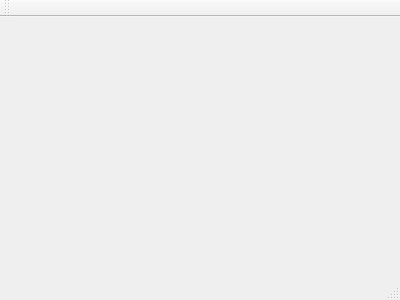
First picture: the form in anApp2/mainwindow.ui, repository anrongwn/anP2P, before the edit.
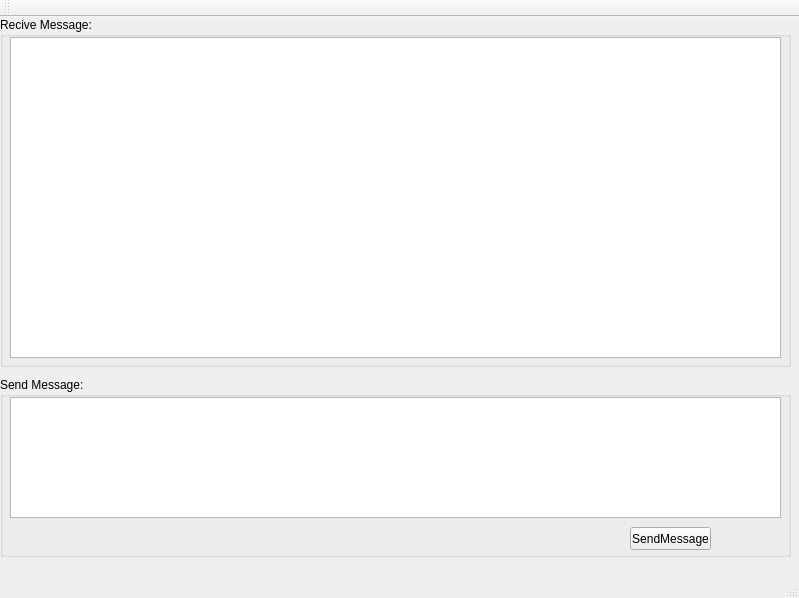
Second picture: the form after the edit.

What changed in the file:
```diff
--- a/anApp2/mainwindow.ui
+++ b/anApp2/mainwindow.ui
@@ -1,24 +1,99 @@
 <ui version="4.0">
  <class>MainWindow</class>
- <widget class="QMainWindow" name="MainWindow" >
-  <property name="geometry" >
+ <widget class="QMainWindow" name="MainWindow">
+  <property name="geometry">
    <rect>
     <x>0</x>
     <y>0</y>
-    <width>400</width>
-    <height>300</height>
+    <width>799</width>
+    <height>598</height>
    </rect>
   </property>
   <property name="windowTitle" >
    <string>MainWindow</string>
   </property>
-  <widget class="QMenuBar" name="menuBar" />
-  <widget class="QToolBar" name="mainToolBar" />
-  <widget class="QWidget" name="centralWidget" />
-  <widget class="QStatusBar" name="statusBar" />
+  <widget class="QWidget" name="centralWidget">
+   <widget class="QGroupBox" name="groupBox">
+    <property name="geometry">
+     <rect>
+      <x>0</x>
+      <y>0</y>
+      <width>791</width>
+      <height>350</height>
+     </rect>
+    </property>
+    <property name="title">
+     <string>Recive Message:</string>
+    </property>
+    <widget class="QTextEdit" name="textEdit_recv">
+     <property name="geometry">
+      <rect>
+       <x>10</x>
+       <y>20</y>
+       <width>771</width>
+       <height>321</height>
+      </rect>
+     </property>
+    </widget>
+   </widget>
+   <widget class="QGroupBox" name="groupBox_2">
+    <property name="geometry">
+     <rect>
+      <x>0</x>
+      <y>360</y>
+      <width>791</width>
+      <height>180</height>
+     </rect>
+    </property>
+    <property name="title">
+     <string>Send Message:</string>
+    </property>
+    <widget class="QTextEdit" name="textEdit_send">
+     <property name="geometry">
+      <rect>
+       <x>10</x>
+       <y>20</y>
+       <width>771</width>
+       <height>121</height>
+      </rect>
+     </property>
+    </widget>
+    <widget class="QPushButton" name="pushButton_send">
+     <property name="geometry">
+      <rect>
+       <x>630</x>
+       <y>150</y>
+       <width>81</width>
+       <height>23</height>
+      </rect>
+     </property>
+     <property name="text">
+      <string>SendMessage</string>
+     </property>
+    </widget>
+   </widget>
+  </widget>
+  <widget class="QMenuBar" name="menuBar">
+   <property name="geometry">
+    <rect>
+     <x>0</x>
+     <y>0</y>
+     <width>799</width>
+     <height>23</height>
+    </rect>
+   </property>
+  </widget>
+  <widget class="QToolBar" name="mainToolBar">
+   <attribute name="toolBarArea">
+    <enum>TopToolBarArea</enum>
+   </attribute>
+   <attribute name="toolBarBreak">
+    <bool>false</bool>
+   </attribute>
+  </widget>
+  <widget class="QStatusBar" name="statusBar"/>
  </widget>
- <layoutDefault spacing="6" margin="11" />
- <pixmapfunction></pixmapfunction>
+ <layoutdefault spacing="6" margin="11"/>
  <resources/>
  <connections/>
 </ui>
```
Left out of the diff: 3 changed lines with no effect on the pictures.
